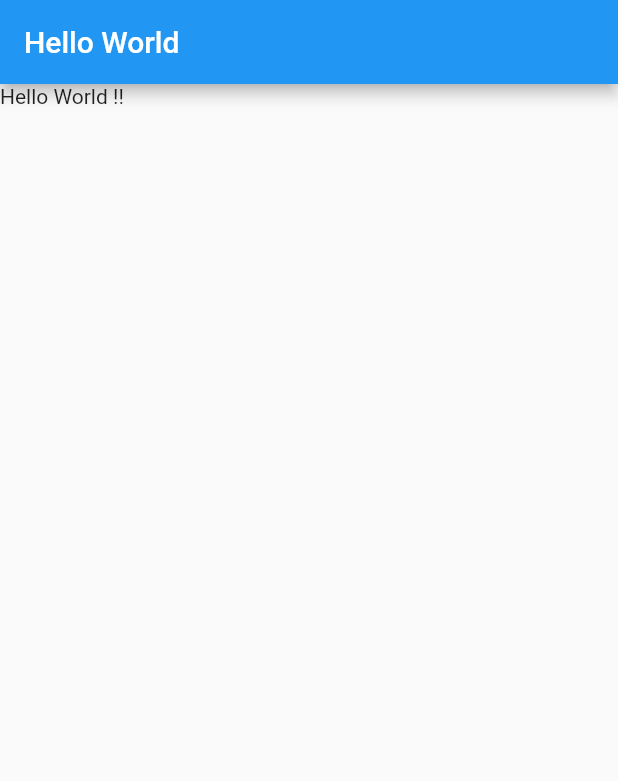
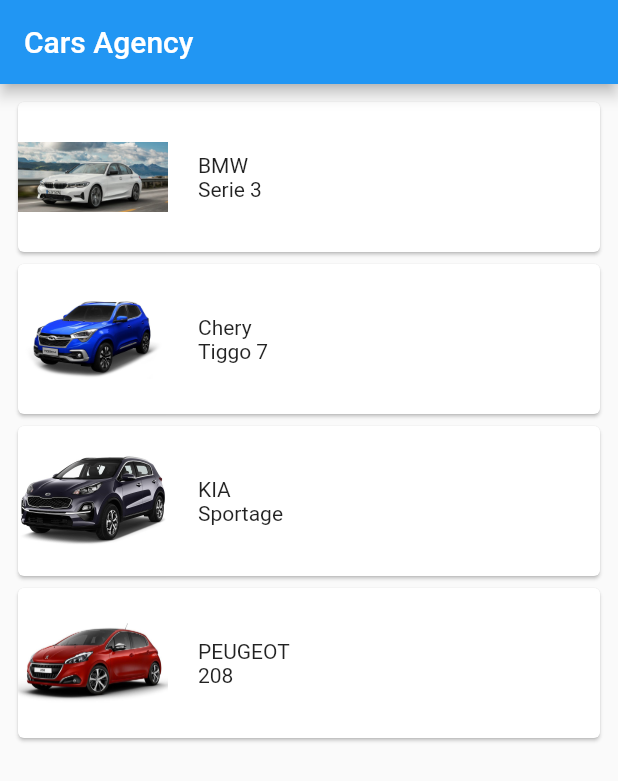
Before and after one commit to Giratin/esprit-mibile-flutter, a Flutter app: the screen it shows after launch, on a phone screen of 412 x 824 dp. Shown: the top 781 px of the screen. Run offline on Flutter 3.47's test engine with Material 2 defaults, Android fonts, the phone set to English and light mode, and no system bars.

```diff
--- /dev/null
+++ b/lib/car_view.dart
@@ -0,0 +1,31 @@
+import 'package:flutter/material.dart';
+
+class CarView extends StatelessWidget {
+  String marque;
+  String model;
+  String image;
+
+  CarView(this.marque, this.model, this.image);
+
+  @override
+  Widget build(BuildContext context) {
+    return Card(
+      child: Row(
+        children: [
+          Image.asset(
+            image,
+            width: 100,
+            height: 100,
+          ),
+          Container(
+            margin: EdgeInsets.fromLTRB(20, 0, 0, 0),
+            child: Column(
+              crossAxisAlignment: CrossAxisAlignment.start,
+              children: [Text(marque), Text(model)],
+            ),
+          ),
+        ],
+      ),
+    );
+  }
+}
--- a/lib/main.dart
+++ b/lib/main.dart
@@ -1,4 +1,5 @@
 import 'package:flutter/material.dart';
+import 'package:workshop_flutter/car_view.dart';
 
 void main() {
   runApp(MyApp());
@@ -8,12 +9,22 @@ class MyApp extends StatelessWidget {
   @override
   Widget build(BuildContext context) {
     return MaterialApp(
-      title: "My First Flutter App",
+      title: "Cars Agency",
       home: Scaffold(
         appBar: AppBar(
-          title: Text("Hello World"),
+          title: Text("Cars Agency"),
         ),
-        body: Text("Hello World !!"),
+        body: Padding(
+          padding: const EdgeInsets.all(8.0),
+          child: Column(
+            children: [
+              CarView("BMW", "Serie 3", "assets/bmw-serie3.jpg"),
+              CarView("Chery", "Tiggo 7", "assets/chery-tiggo7.jpg"),
+              CarView("KIA", "Sportage", "assets/kia-sportage.jpg"),
+              CarView("PEUGEOT", "208", "assets/peugeot-208.jpg"),
+            ],
+          ),
+        ),
       ),
     );
   }
```
Also changed, not shown: assets/alg.png (deleted), assets/bmw-serie3.jpg (added), assets/car-shadow.png (added), assets/chery-tiggo7.jpg (added), assets/egy.png (deleted), assets/egy.svg (deleted), assets/kia-sportage.jpg (added), assets/lib.jpg (deleted), assets/lib.svg (deleted), assets/mor.png (deleted), assets/peugeot-208.jpg (added), assets/tun.jpg (deleted).
